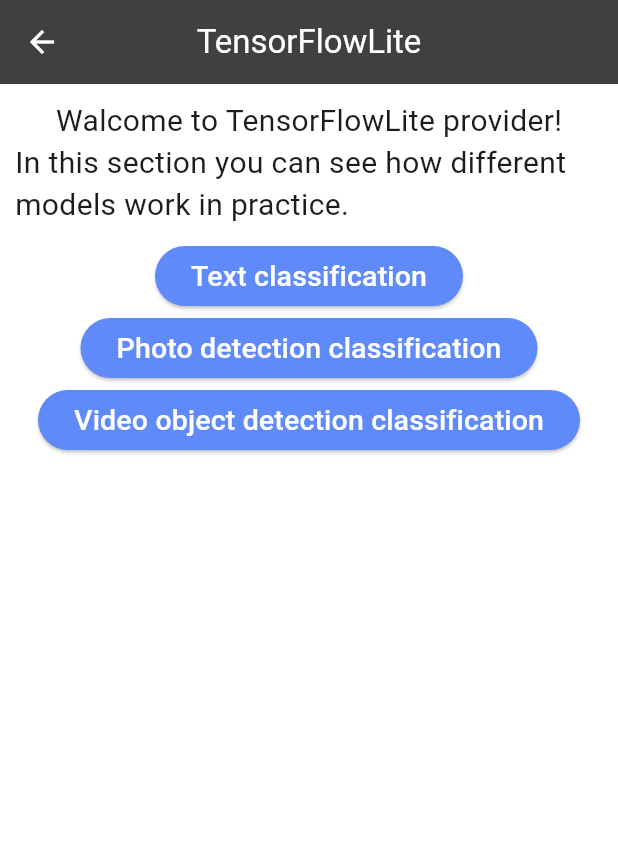
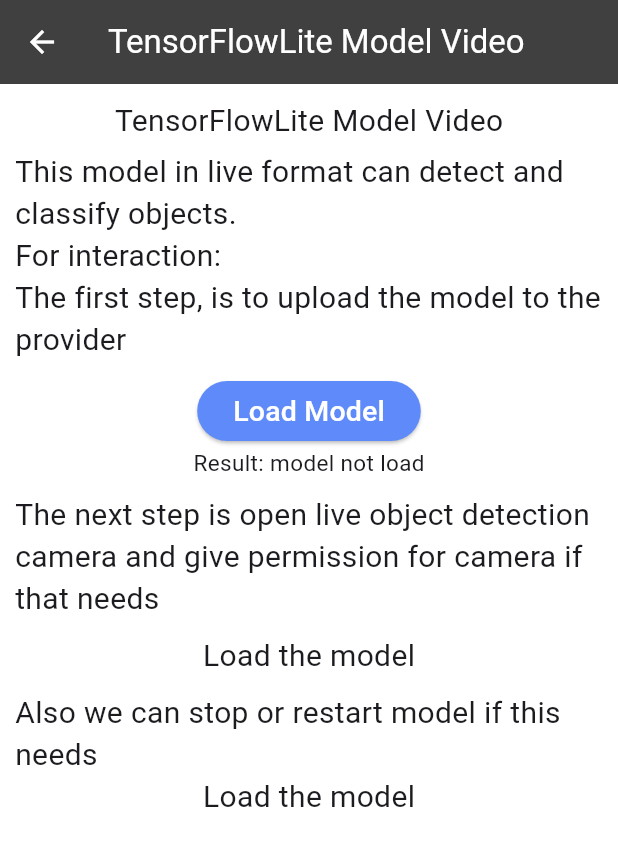
Before and after one commit to vlmoon99/ai_model_land, a Flutter app: the MainTensorflowPage screen opened by its route, after a tap on "Video object detection classification", on a phone screen of 412 x 824 dp. Shown: the top 846 px of the screen. Run offline on Flutter 3.47's test engine with Material 3 defaults, Android fonts, the phone set to English and light mode, and no system bars; our stand-ins replace camera, device_info_plus, dio, file_picker, flutter_modular, flutter_secure_storage and 2 more; missing offline and left inert: dart:ffi, dart:html, tflite_flutter; accounts and stored records are empty; Roboto replaces fonts that are missing (Manrope); project files that could hold a hidden picture were left out.

Commit message:
update: ui, architecture example, tensorflow srvice. finish

```diff
--- a/example/lib/modules/home/home_module.dart
+++ b/example/lib/modules/home/home_module.dart
@@ -18,9 +18,6 @@ class HomeModule extends Module {
   @override
   void routes(r) {
     r.child(Routes.home.page, child: (context) => HomePage());
-    // r.child(Routes.home.getRoute(Routes.home.addModel),
-    //     child: (context) => const AddModelPage());
     r.module(Routes.providers.tensorFlow, module: TensorFlowModule());
-    r.module(Routes.providers.onnx, module: OnnxModule());
   }
 }
--- a/example/lib/modules/providers/tensor_flow/model_interaction_modules/modal_page.dart
+++ b/example/lib/modules/providers/tensor_flow/model_interaction_modules/modal_page.dart
@@ -2,7 +2,7 @@ import 'dart:async';
 import 'dart:io';
 import 'dart:typed_data';
 import 'package:ai_model_land/models/providers/tensor_flow/tensorflow_respons_model.dart';
-import 'package:ai_model_land_example/modules/providers/tensor_flow/model_interaction_modules/object_detection_page.dart';
+import 'package:ai_model_land_example/modules/providers/tensor_flow/model_interaction_modules/video_object_detection/pages/object_detection_camera_page.dart';
 import 'package:ai_model_land_example/services/services.dart';
 import 'package:ai_model_land_example/utils/utils.dart';
 import 'package:flutter_modular/flutter_modular.dart';
--- a/example/lib/modules/providers/tensor_flow/model_interaction_modules/photo_detection_classification/photo_detection_classification_module.dart
+++ b/example/lib/modules/providers/tensor_flow/model_interaction_modules/photo_detection_classification/photo_detection_classification_module.dart
@@ -2,7 +2,7 @@ import 'package:ai_model_land_example/modules/providers/tensor_flow/model_intera
 import 'package:ai_model_land_example/routes/routes.dart';
 import 'package:flutter_modular/flutter_modular.dart';
 
-class PhotoDetectionClassificationModule extends Module {
+class TFPhotoDetectionClassificationModule extends Module {
   @override
   void binds(i) {}
 
--- /dev/null
+++ b/example/lib/modules/providers/tensor_flow/model_interaction_modules/video_object_detection/pages/video_object_detection_page.dart
@@ -0,0 +1,233 @@
+import 'package:ai_model_land/models/core/base_model.dart';
+import 'package:ai_model_land/models/providers/tensor_flow/tensorflow_request_model.dart';
+import 'package:ai_model_land_example/services/services.dart';
+import 'package:ai_model_land_example/shared_widgets/custom_app_bar.dart';
+import 'package:ai_model_land_example/shared_widgets/custom_button.dart';
+import 'package:ai_model_land_example/thems/thems.dart';
+import 'package:flutter/material.dart';
+import 'package:flutter/services.dart';
+import 'package:flutter_modular/flutter_modular.dart';
+
+class TFVideoObjectDetectionPage extends StatefulWidget {
+  const TFVideoObjectDetectionPage({super.key});
+
+  @override
+  State<TFVideoObjectDetectionPage> createState() =>
+      TF_VideoObjectDetectionPageState();
+}
+
+class TF_VideoObjectDetectionPageState
+    extends State<TFVideoObjectDetectionPage> {
+  final GlobalVM _aiModelLand = Modular.get(key: 'GlobalVM');
+  Future<bool>? isLoad;
+  bool? isModelLoaded;
+  Future<bool>? restartStop;
+
+  BaseModel baseModel = BaseModel(
+      source:
+          "assets/tensorflowlite/live_object_detection/ssd_mobilenet.tflite",
+      nameFile: "photo-detection-classification",
+      format: ModelFormat.tflite,
+      sourceType: ModelSourceType.local);
+
+  //assets/tensorflowlite/live_object_detection/labelmap.txt
+
+  bool checkModelLoaded({required BaseModel baseModel}) {
+    return _aiModelLand.isModelLoaded(baseModel: baseModel);
+  }
+
+  Future<bool> loadModel({required BaseModel baseModel}) async {
+    return await _aiModelLand.loadModel(
+        request: TensorFlowRequestModel(loadModelWay: LoadModelWay.fromAssets),
+        baseModel: baseModel);
+  }
+
+  Future<bool> restartModel({required BaseModel baseModel}) async {
+    await _aiModelLand.restartModel(
+        baseModel: baseModel,
+        request: TensorFlowRequestModel(loadModelWay: LoadModelWay.fromAssets));
+    return true;
+  }
+
+  Future<bool> stopModel({required BaseModel baseModel}) async {
+    await _aiModelLand.stopModel(baseModel: baseModel);
+    return true;
+  }
+
+  @override
+  void dispose() {
+    final modelUpload = checkModelLoaded(baseModel: baseModel);
+    if (modelUpload) {
+      stopModel(baseModel: baseModel);
+    }
+    super.dispose();
+  }
+
+  @override
+  Widget build(BuildContext context) {
+    return Scaffold(
+      appBar: CustomAppBar(
+        text: "TensorFlowLite Model Video",
+      ),
+      backgroundColor: Thems.mainBackgroundColor,
+      body: Container(
+        padding: EdgeInsets.all(10),
+        child: Column(
+          children: [
+            Flexible(
+                child: SingleChildScrollView(
+              child: Column(
+                children: [
+                  Text(
+                    "TensorFlowLite Model Video",
+                    style: Thems.textStyle,
+                  ),
+                  Column(
+                    crossAxisAlignment: CrossAxisAlignment.start,
+                    children: [
+                      SizedBox(height: 6),
+                      Text(
+                        "This model in live format can detect and classify objects.",
+                        style: Thems.textStyle,
+                      ),
+                      Text(
+                        "For interaction:",
+                        style: Thems.textStyle,
+                      ),
+                      Text(
+                        "The first step, is to upload the model to the provider",
+                        style: Thems.textStyle,
+                      ),
+                    ],
+                  ),
+                  SizedBox(height: 10),
+                  CustomButton(
+                      onPressed: () async {
+                        setState(() {
+                          isLoad = loadModel(baseModel: baseModel);
+                        });
+                        final res = await isLoad;
+                        setState(() {
+                          isModelLoaded = res;
+                        });
+                      },
+                      text: "Load Model"),
+                  SizedBox(width: 10),
+                  isLoad == null
+                      ? Text("Result: model not load",
+                          style: Thems.textStyle.copyWith(fontSize: 15))
+                      : FutureBuilder(
+                          future: isLoad,
+                          builder: (BuildContext context,
+                              AsyncSnapshot<bool> snapshot) {
+                            if (snapshot.connectionState ==
+                                ConnectionState.waiting) {
+                              return const CircularProgressIndicator();
+                            } else if (snapshot.hasError) {
+                              return SelectableText('Error: ${snapshot.error}');
+                            } else if (snapshot.data == true) {
+                              return Text("Result: model was loaded",
+                                  style:
+                                      Thems.textStyle.copyWith(fontSize: 15));
+                            } else {
+                              return Text("Result: try add again",
+                                  style:
+                                      Thems.textStyle.copyWith(fontSize: 15));
+                            }
+                          },
+                        ),
+                  SizedBox(height: 10),
+                  Column(
+                    crossAxisAlignment: CrossAxisAlignment.start,
+                    children: [
+                      Text(
+                        "The next step is open live object detection camera and give permission for camera if that needs",
+                        style: Thems.textStyle,
+                      ),
+                    ],
+                  ),
+                  SizedBox(height: 10),
+                  isModelLoaded == true
+                      ? CustomButton(
+                          onPressed: () {
+                            Modular.to.pushNamed(
+                                '/home/tensorFlow/video-object-detection/video-object-detection-page',
+                                arguments: {
+                                  "baseModel": baseModel,
+                                  "labels":
+                                      "assets/tensorflowlite/live_object_detection/labelmap.txt"
+                                });
+                          },
+                          text: "Run Live Object Detection")
+                      : Container(
+                          child: Text(
+                            "Load the model",
+                            style: Thems.textStyle,
+                          ),
+                        ),
+                  SizedBox(height: 10),
+                  Text(
+                    "Also we can stop or restart model if this needs",
+                    style: Thems.textStyle,
+                  ),
+                  isModelLoaded == true
+                      ? Row(
+                          mainAxisAlignment: MainAxisAlignment.center,
+                          children: [
+                            CustomButton(
+                                onPressed: () {
+                                  setState(() {
+                                    restartStop =
+                                        restartModel(baseModel: baseModel);
+                                  });
+                                },
+                                text: "Restart model"),
+                            SizedBox(width: 12),
+                            CustomButton(
+                                onPressed: () {
+                                  setState(() {
+                                    restartStop =
+                                        stopModel(baseModel: baseModel);
+                                    isModelLoaded = false;
+                                  });
+                                },
+                                text: "Stop model"),
+                          ],
+                        )
+                      : Container(
+                          child: Text(
+                            "Load the model",
+                            style: Thems.textStyle,
+                          ),
+                        ),
+                  restartStop == null
+                      ? Container()
+                      : FutureBuilder(
+                          future: restartStop,
+                          builder: (BuildContext context,
+                              AsyncSnapshot<bool> snapshot) {
+                            if (snapshot.connectionState ==
+                                ConnectionState.waiting) {
+                              return const CircularProgressIndicator();
+                            } else if (snapshot.hasError) {
+                              return SelectableText('Error: ${snapshot.error}');
+                            } else if (snapshot.data == true) {
+                              return Text("Result: success",
+                                  style:
+                                      Thems.textStyle.copyWith(fontSize: 15));
+                            } else {
+                              return Text("Result: try again",
+                                  style:
+                                      Thems.textStyle.copyWith(fontSize: 15));
+                            }
+                          },
+                        ),
+                ],
+              ),
+            ))
+          ],
+        ),
+      ),
+    );
+  }
+}
--- a/example/lib/modules/providers/tensor_flow/page/main_tensorflow_page.dart
+++ b/example/lib/modules/providers/tensor_flow/page/main_tensorflow_page.dart
@@ -49,7 +49,10 @@ class _MainTensorflowPageState extends State<MainTensorflowPage> {
                   },
                   text: "Photo detection classification"),
               CustomButton(
-                  onPressed: () {},
+                  onPressed: () {
+                    Modular.to
+                        .pushNamed('/home/tensorFlow/video-object-detection');
+                  },
                   text: "Video object detection classification"),
             ],
           ),
--- a/example/lib/modules/providers/tensor_flow/tensor_flow_module.dart
+++ b/example/lib/modules/providers/tensor_flow/tensor_flow_module.dart
@@ -1,4 +1,5 @@
 import 'package:ai_model_land_example/modules/providers/tensor_flow/model_interaction_modules/photo_detection_classification/photo_detection_classification_module.dart';
+import 'package:ai_model_land_example/modules/providers/tensor_flow/model_interaction_modules/video_object_detection/video_object_detection_module.dart';
 import 'package:ai_model_land_example/modules/providers/tensor_flow/page/main_tensorflow_page.dart';
 import 'package:ai_model_land_example/modules/providers/tensor_flow/model_interaction_modules/text_classification/text_classification_module.dart';
 import 'package:ai_model_land_example/routes/routes.dart';
@@ -14,6 +15,8 @@ class TensorFlowModule extends Module {
     r.module(Routes.providersInteractions.textClassification,
         module: TFTextClassificationModule());
     r.module(Routes.providersInteractions.photoDetectionClassification,
-        module: PhotoDetectionClassificationModule());
+        module: TFPhotoDetectionClassificationModule());
+    r.module(Routes.providersInteractions.videoObjectDetection,
+        module: TFVideoObjectDetection());
   }
 }
--- a/example/lib/routes/routes.dart
+++ b/example/lib/routes/routes.dart
@@ -21,6 +21,7 @@ class _ProvidersInteractions extends RouteClass {
   String init = '/';
   String textClassification = '/text-detection';
   String photoDetectionClassification = "/photo-detection-classification";
+  String videoObjectDetection = "/video-object-detection";
 }
 
 abstract class RouteClass {
--- a/example/pubspec.yaml
+++ b/example/pubspec.yaml
@@ -70,3 +70,5 @@ flutter:
     - assets/tensorflowlite/text_classification/file.txt
     - assets/tensorflowlite/image_classification/mobilenet_v1_1.0_224.tflite
     - assets/tensorflowlite/image_classification/mobilenet_v1_1.0_224.txt
+    - assets/tensorflowlite/live_object_detection/ssd_mobilenet.tflite
+    - assets/tensorflowlite/live_object_detection/labelmap.txt
--- a/lib/models/providers/tensor_flow/tensorflow_respons_model.dart
+++ b/lib/models/providers/tensor_flow/tensorflow_respons_model.dart
@@ -3,10 +3,12 @@ import 'package:ai_model_land/models/core/task_response_model.dart';
 class TensorFlowResponseModel implements TaskResponseModel {
   Map<String, dynamic>? predictSingleWithLabels;
   List<dynamic>? predictForSingle;
+  Map<String, double>? predictForSingleLasbles;
   Map<int, Object>? predictForMulti;
 
   TensorFlowResponseModel(
       {this.predictForSingle,
       this.predictSingleWithLabels,
-      this.predictForMulti});
+      this.predictForMulti,
+      this.predictForSingleLasbles});
 }
```
Also changed, not shown: example/lib/modules/home/page/home_page.dart (+1 -70 lines), example/lib/modules/providers/onnx/onnx_module.dart (deleted, +0 -15 lines), example/lib/modules/providers/onnx/pages/main_onnx_page.dart (deleted, +0 -27 lines), example/lib/modules/providers/tensor_flow/model_interaction_modules/photo_detection_classification/page/tf_photo_detection_classification.dart (+98 -9 lines), example/lib/modules/providers/tensor_flow/model_interaction_modules/text_classification/page/tf_text_classification_page.dart (+62 -31 lines), example/lib/modules/providers/tensor_flow/model_interaction_modules/video_object_detection/pages/object_detection_camera_page.dart (renamed from example/lib/modules/providers/tensor_flow/model_interaction_modules/object_detection_page.dart, +11 -9 lines), example/lib/modules/providers/tensor_flow/model_interaction_modules/video_object_detection/video_object_detection_module.dart (added, +22 -0 lines), lib/services/ai_providers/tensor_flow/tensorFlowLite.dart (+42 -28 lines).
